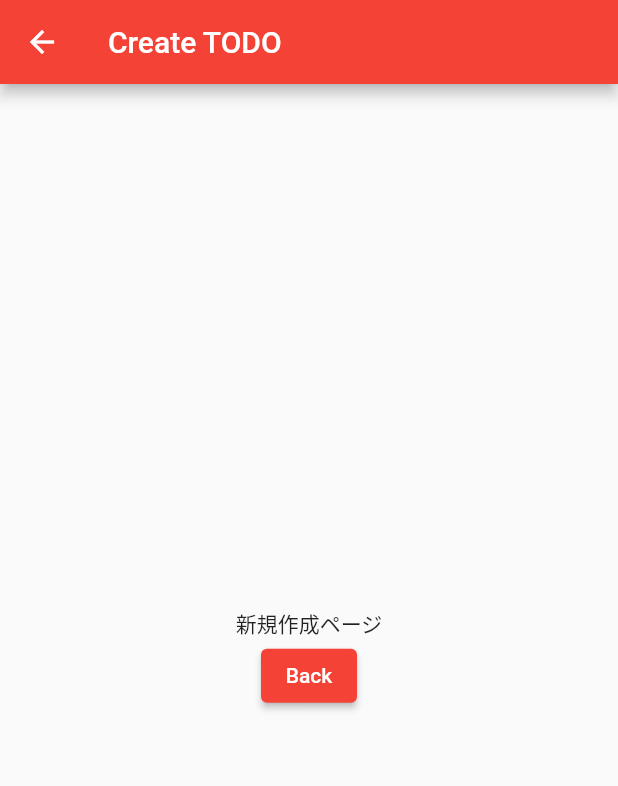
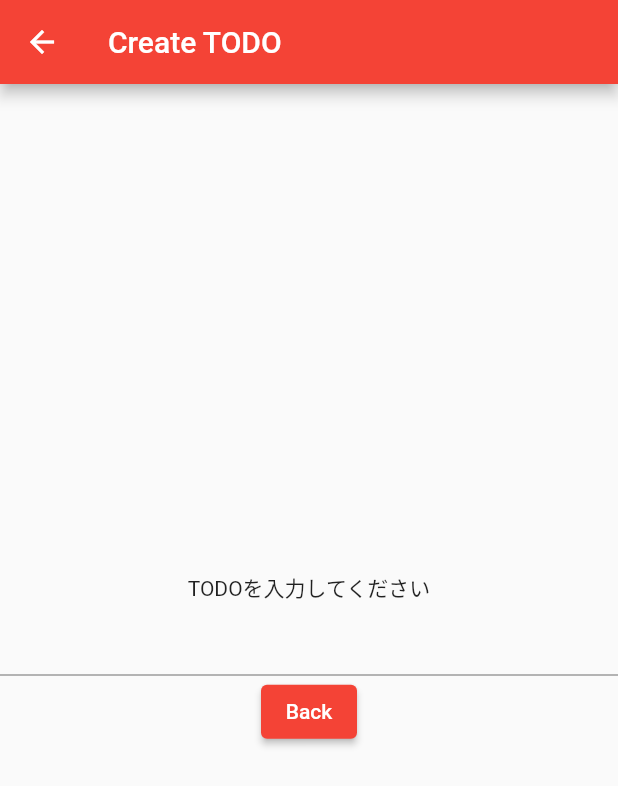
Before and after one commit to takumma/flutter_hands_on_sample, a Flutter app: the CreatePage screen opened directly, on a phone screen of 412 x 824 dp. Shown: the top 786 px of the screen. Run offline on Flutter 3.47's test engine with Material 2 defaults, Android fonts, the phone set to English and light mode, and no system bars.

Commit message:
入力フォームの作成

```diff
--- a/lib/create_page.dart
+++ b/lib/create_page.dart
@@ -6,6 +6,9 @@ class CreatePage extends StatefulWidget {
 }
 
 class _CreatePageState extends State<CreatePage> {
+
+  String _title = "";
+
   @override
   Widget build(BuildContext context) {
     return Scaffold(
@@ -16,7 +19,10 @@ class _CreatePageState extends State<CreatePage> {
         child: Column(
           mainAxisSize: MainAxisSize.min,
           children: [
-            Text("新規作成ページ"),
+            Text("TODOを入力してください"),
+            TextField(
+              onChanged: (String text) => _title = text,
+            ),
             ElevatedButton(
               child: Text("Back"),
               onPressed: () => Navigator.pop(context),
```
